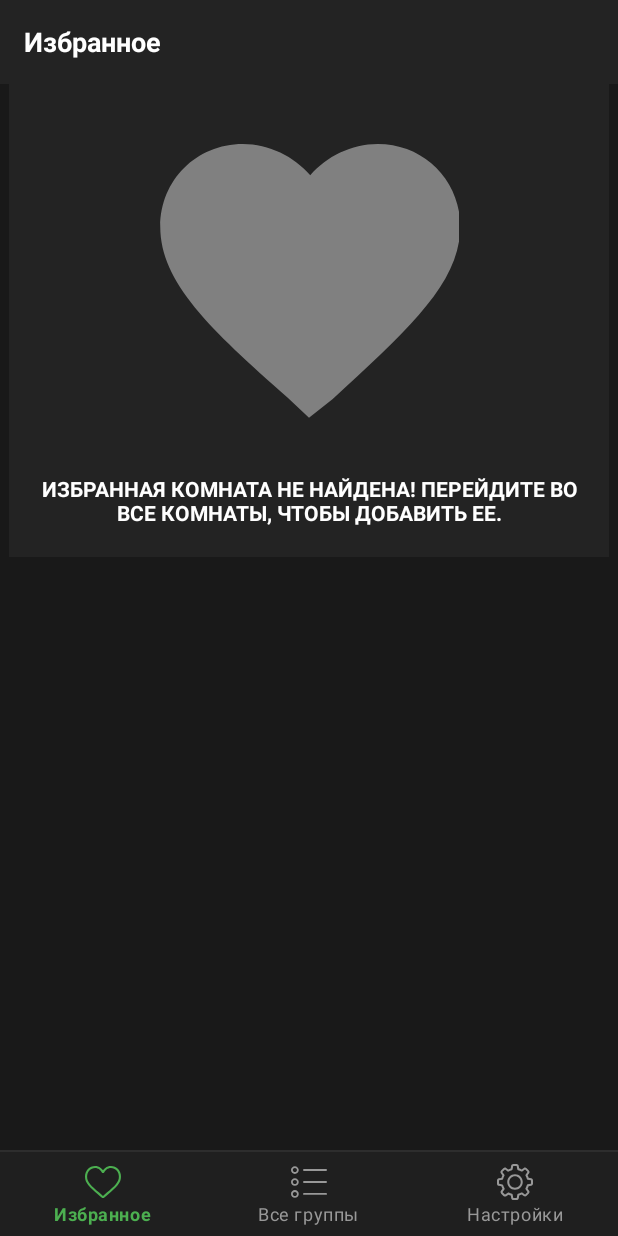
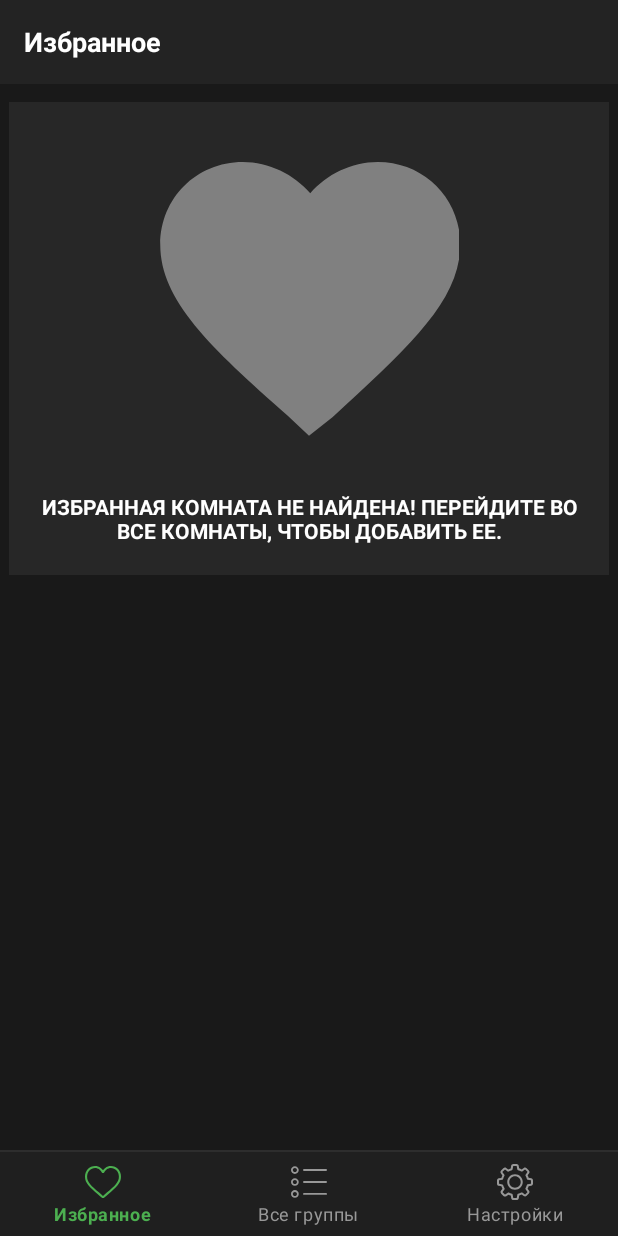
Before and after one commit to enxy0/Noolite, an Android app: the screen it shows after launch (MainActivity), on a phone screen of 412 x 824 dp. Run offline under Robolectric (Android 15) with nearby library versions, the phone set to English and light mode, and no system bars; our stand-ins replace Dagger/Hilt's generated code; libraries missing offline, so code that uses them is left out: com.jakewharton.retrofit2; Roboto replaces fonts that are not available here; 3 statements that could not run were skipped.

Commit message:
UI change: error layout fix.

```diff
--- a/app/src/main/res/layout/content_error.xml
+++ b/app/src/main/res/layout/content_error.xml
@@ -1,50 +1,48 @@
 <?xml version="1.0" encoding="utf-8"?>
-<androidx.constraintlayout.widget.ConstraintLayout
+<androidx.constraintlayout.widget.ConstraintLayout xmlns:android="http://schemas.android.com/apk/res/android"
+    xmlns:app="http://schemas.android.com/apk/res-auto"
+    xmlns:tools="http://schemas.android.com/tools"
     android:id="@+id/errorLinearLayout"
-        xmlns:android="http://schemas.android.com/apk/res/android"
-        xmlns:tools="http://schemas.android.com/tools"
-        xmlns:app="http://schemas.android.com/apk/res-auto"
-        android:layout_marginTop="12dp"
-        android:layout_marginStart="6dp"
-        android:layout_marginEnd="6dp"
-        android:orientation="vertical"
     android:layout_width="match_parent"
     android:layout_height="wrap_content"
+    android:layout_marginStart="6dp"
+    android:layout_marginTop="12dp"
+    android:layout_marginEnd="6dp"
+    android:background="?attr/itemBackgroundColor"
+    android:orientation="vertical"
     android:visibility="gone"
-        android:background="?attr/toolbarColor"
-        tools:visibility="visible"
->
+    tools:visibility="visible">
+
     <ImageView
-            app:layout_constraintTop_toTopOf="parent"
-            app:layout_constraintStart_toStartOf="parent"
-            app:layout_constraintEnd_toEndOf="parent"
         android:id="@+id/errorImageView"
-            android:scaleType="fitCenter"
-            android:adjustViewBounds="true"
         android:layout_width="0dp"
         android:layout_height="200dp"
+        android:layout_gravity="center"
         android:layout_marginStart="6dp"
+        android:layout_marginTop="30dp"
         android:layout_marginEnd="6dp"
-            android:layout_gravity="center"
-            android:layout_marginTop="30dp"
+        android:adjustViewBounds="true"
+        android:scaleType="fitCenter"
+        android:src="@drawable/ic_favourite"
         android:tint="@color/dark"
-            android:src="@drawable/ic_favourite"
-    />
+        app:layout_constraintEnd_toEndOf="parent"
+        app:layout_constraintStart_toStartOf="parent"
+        app:layout_constraintTop_toTopOf="parent" />
+
     <TextView
         android:id="@+id/errorTextView"
-            app:layout_constraintTop_toBottomOf="@id/errorImageView"
-            app:layout_constraintStart_toStartOf="parent"
-            app:layout_constraintEnd_toEndOf="parent"
+        style="@style/headerText"
         android:layout_width="0dp"
-            android:layout_marginTop="30dp"
         android:layout_height="wrap_content"
         android:layout_marginStart="20dp"
+        android:layout_marginTop="30dp"
         android:layout_marginEnd="20dp"
         android:layout_marginBottom="20dp"
         android:text="@string/error_favourite_room_not_found"
         android:textAlignment="center"
+        android:textColor="?android:attr/textColorPrimary"
         app:layout_constraintBottom_toBottomOf="parent"
-            android:textColor="?android:attr/textColorPrimary"
-            style="@style/headerText"
-    />
+        app:layout_constraintEnd_toEndOf="parent"
+        app:layout_constraintStart_toStartOf="parent"
+        app:layout_constraintTop_toBottomOf="@id/errorImageView" />
 </androidx.constraintlayout.widget.ConstraintLayout>
--- a/app/src/main/res/layout/fragment_channel.xml
+++ b/app/src/main/res/layout/fragment_channel.xml
@@ -12,15 +12,12 @@
             android:layout_height="wrap_content"
             android:orientation="vertical"
             >
+
         <include
-                layout="@layout/content_error"
-                android:id="@+id/errorLayout"
-                android:layout_width="match_parent"
-                android:layout_height="wrap_content"
-                android:layout_marginStart="6dp"
-                android:layout_marginEnd="6dp"
-                tools:visibility="gone"
-                />
+            android:id="@+id/errorLayout"
+            layout="@layout/content_error"
+            tools:visibility="visible" />
+
         <androidx.recyclerview.widget.RecyclerView
                 android:id="@+id/channelRecyclerView"
                 android:paddingTop="6dp"
--- a/app/src/main/res/layout/fragment_group.xml
+++ b/app/src/main/res/layout/fragment_group.xml
@@ -9,24 +9,24 @@
     <LinearLayout
         android:layout_width="match_parent"
         android:layout_height="match_parent"
-            android:layout_marginStart="6dp"
-            android:layout_marginEnd="6dp"
         android:orientation="vertical">
 
         <include
             android:id="@+id/errorLayout"
             layout="@layout/content_error"
-                tools:visibility="gone" />
+            tools:visibility="visible" />
 
         <androidx.recyclerview.widget.RecyclerView
             android:id="@+id/groupRecyclerView"
             android:layout_width="match_parent"
             android:layout_height="wrap_content"
+            android:layout_marginStart="6dp"
             android:layout_marginTop="6dp"
+            android:layout_marginEnd="6dp"
             app:layoutManager="androidx.recyclerview.widget.GridLayoutManager"
-                tools:layoutAnimation="@null"
             app:spanCount="2"
             tools:itemCount="6"
+            tools:layoutAnimation="@null"
             tools:listitem="@layout/item_group" />
     </LinearLayout>
 </androidx.core.widget.NestedScrollView>
--- a/app/src/main/res/layout/fragment_settings.xml
+++ b/app/src/main/res/layout/fragment_settings.xml
@@ -18,7 +18,7 @@
                 android:id="@+id/appearanceSectionLinearLayout"
                 android:layout_width="match_parent"
                 android:layout_height="wrap_content"
-                android:background="?itemBackgroundColor"
+            android:background="?attr/itemBackgroundColor"
                 android:orientation="vertical">
 
             <View
@@ -179,7 +179,7 @@
                 android:id="@+id/serverSectionLinearLayout"
                 android:layout_width="match_parent"
                 android:layout_height="wrap_content"
-                android:background="?itemBackgroundColor"
+            android:background="?attr/itemBackgroundColor"
                 android:orientation="vertical"
                 android:paddingBottom="10dp">
 
--- a/app/src/main/res/values/attrs.xml
+++ b/app/src/main/res/values/attrs.xml
@@ -7,7 +7,7 @@
     <attr name="inactiveMainButtonColor" format="reference"/>
     <attr name="pressedMainButtonColor" format="reference"/>
     <attr name="toolbarColor" format="reference"/>
-    <attr name="toolbarDividerColor" format="reference"/>
+    <attr name="dividerColor" format="reference" />
     <attr name="infoIconColor" format="reference"/>
     <attr name="buttonIconColor" format="reference"/>
     <attr name="bottomNavigationBarColor" format="reference"/>
--- a/app/src/main/res/values/styles.xml
+++ b/app/src/main/res/values/styles.xml
@@ -18,7 +18,7 @@
         <item name="inputLayoutBackgroundColor">@color/inputLayoutBackgroundColor</item>
         <item name="toolbarColor">@color/toolbarColorLight</item>
         <item name="android:statusBarColor">@color/toolbarColorLight</item>
-        <item name="toolbarDividerColor">@color/dividerLight</item>
+        <item name="dividerColor">@color/dividerLight</item>
         <item name="android:windowLightStatusBar">true</item>
     </style>
 
@@ -46,7 +46,7 @@
         <item name="inactiveMainButtonColor">@color/inactiveMainButtonColorDark</item>
         <item name="android:statusBarColor">@color/toolbarColorDark</item>
         <item name="toolbarColor">@color/toolbarColorDark</item>
-        <item name="toolbarDividerColor">@color/dividerDark</item>
+        <item name="dividerColor">@color/dividerDark</item>
         <item name="inputLayoutBackgroundColor">@color/inputLayoutBackgroundColorDark</item>
         <item name="inactiveNavigationIconColor">@color/inactiveIconColorDark</item>
         <item name="colorPrimary">@color/colorPrimary</item>
@@ -70,7 +70,7 @@
         <item name="inactiveMainButtonColor">@color/inactiveMainButtonColorBlack</item>
         <item name="android:statusBarColor">@color/toolbarColorBlack</item>
         <item name="toolbarColor">@color/toolbarColorBlack</item>
-        <item name="toolbarDividerColor">@color/dividerBlack</item>
+        <item name="dividerColor">@color/dividerBlack</item>
         <item name="inputLayoutBackgroundColor">@color/inputLayoutBackgroundColorBlack</item>
         <item name="inactiveNavigationIconColor">@color/inactiveIconColorBlack</item>
         <item name="colorPrimary">@color/colorPrimaryBlack</item>
@@ -160,7 +160,7 @@
     <style name="divider">
         <item name="android:layout_width">match_parent</item>
         <item name="android:layout_height">1dp</item>
-        <item name="android:background">?attr/toolbarDividerColor</item>
+        <item name="android:background">?attr/dividerColor</item>
     </style>
 
     <style name="itemDivider" parent="divider">
```
Lines whose indentation alone changed are shown as unchanged.
